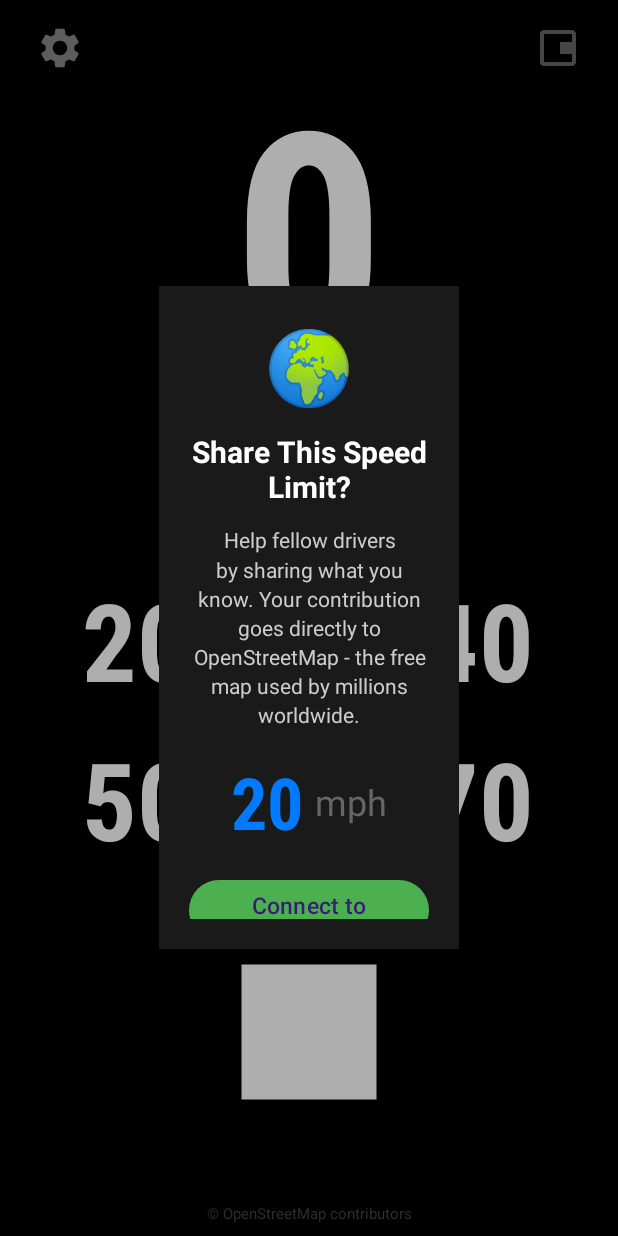
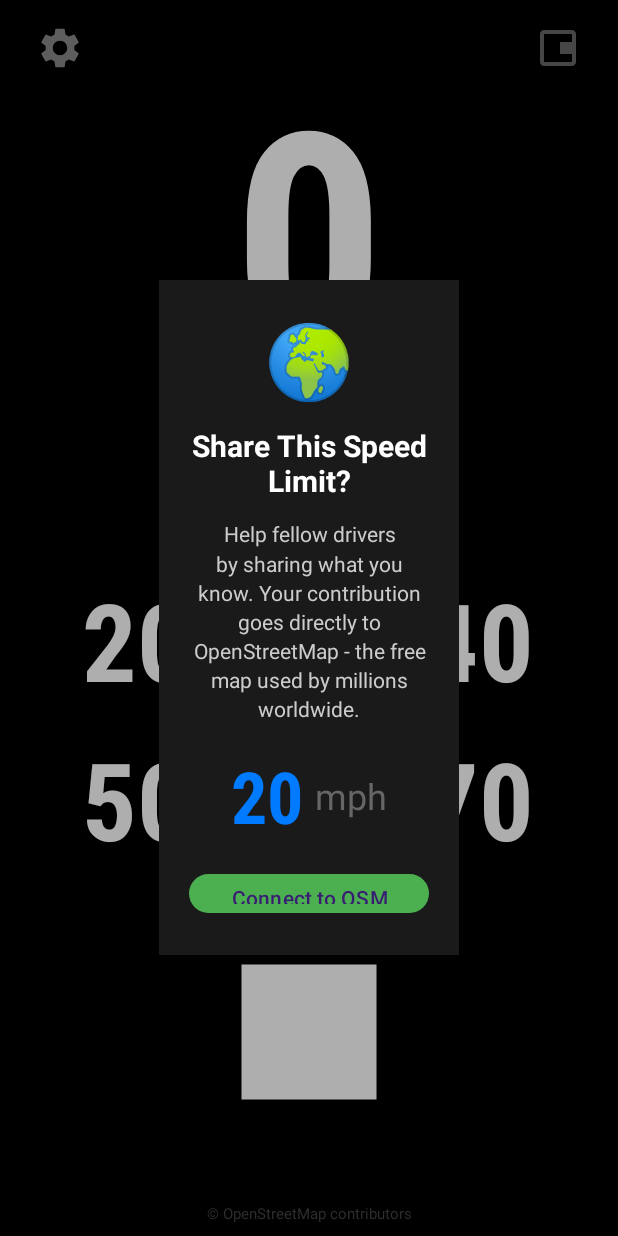
Before and after one commit to itomicspaceman/speed-alert, an Android app: the MainActivity screen opened directly, with no data from a screen before it, after a tap on "20", on a phone screen of 412 x 824 dp. Run offline under Robolectric (Android 15) with nearby library versions, the phone set to English and light mode, and no system bars; our stand-ins replace FlexboxLayout; 2 other taps on this screen came first.

Commit message:
KISS: Use wrap_content for button heights to auto-fit text

```diff
--- a/app/src/main/res/layout/dialog_osm_contribution.xml
+++ b/app/src/main/res/layout/dialog_osm_contribution.xml
@@ -74,10 +74,8 @@
     <com.google.android.material.button.MaterialButton
         android:id="@+id/connectOsmButton"
         android:layout_width="match_parent"
-        android:layout_height="48dp"
+        android:layout_height="wrap_content"
         android:text="@string/osm_connect_button"
-        android:textSize="15sp"
-        android:textAllCaps="false"
         style="@style/Widget.Material3.Button"
         app:backgroundTint="#4CAF50"
         xmlns:app="http://schemas.android.com/apk/res-auto"
@@ -99,10 +97,8 @@
     <com.google.android.material.button.MaterialButton
         android:id="@+id/submitButton"
         android:layout_width="match_parent"
-        android:layout_height="48dp"
+        android:layout_height="wrap_content"
         android:text="@string/osm_submit_button"
-        android:textSize="15sp"
-        android:textAllCaps="false"
         android:visibility="gone"
         style="@style/Widget.Material3.Button"
         app:backgroundTint="#4CAF50"
@@ -113,9 +109,8 @@
     <com.google.android.material.button.MaterialButton
         android:id="@+id/cancelButton"
         android:layout_width="match_parent"
-        android:layout_height="40dp"
+        android:layout_height="wrap_content"
         android:text="@string/osm_cancel_button"
-        android:textSize="13sp"
         style="@style/Widget.Material3.Button.TextButton"
         android:textColor="#888888" />
 
```
